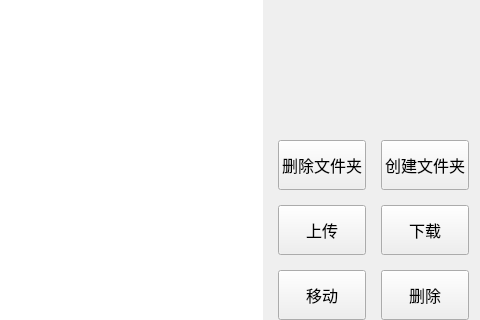
The window that fileform.ui (yhy0816/networkDiskClient) describes before a commit, drawn with Qt 5; both pictures show x 188 to 668 and y 195 to 515 of the 668 by 515 pixel window.
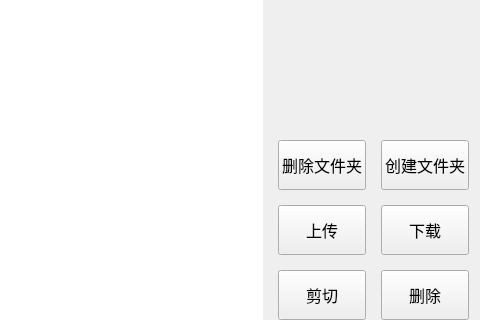
The same window after the commit.

The edit to the form file:
```diff
--- a/fileform.ui
+++ b/fileform.ui
@@ -171,7 +171,7 @@
           </font>
          </property>
          <property name="text">
-          <string>移动</string>
+          <string>剪切</string>
          </property>
         </widget>
        </item>
```
Left out of the diff: 22 changed lines with no effect on the pictures.
